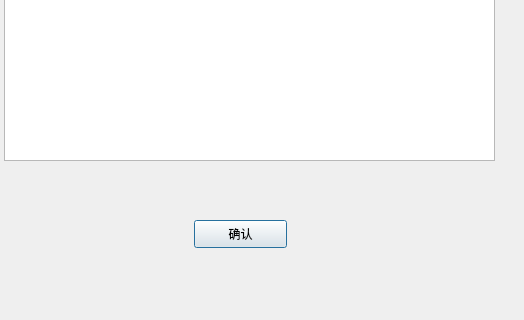
agilelike/OurTime, file OutTime/journal.ui: the form before one commit; both pictures show x 676 to 1200 and y 160 to 480 of the 1200 by 480 pixel window.
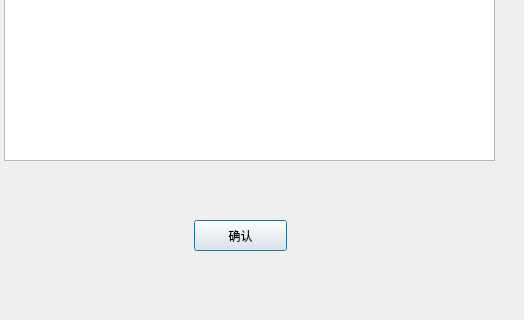
The form after the commit. Icons and pictures are not drawn.

```diff
--- a/OutTime/journal.ui
+++ b/OutTime/journal.ui
@@ -65,9 +65,12 @@
      <x>870</x>
      <y>380</y>
      <width>93</width>
-     <height>28</height>
+     <height>31</height>
     </rect>
    </property>
+   <property name="styleSheet">
+    <string notr="true">font: 18pt &quot;隶书&quot;;</string>
+   </property>
    <property name="text">
     <string>确认</string>
    </property>
```
Left out of the diff: 3 changed lines with no effect on the pictures.
